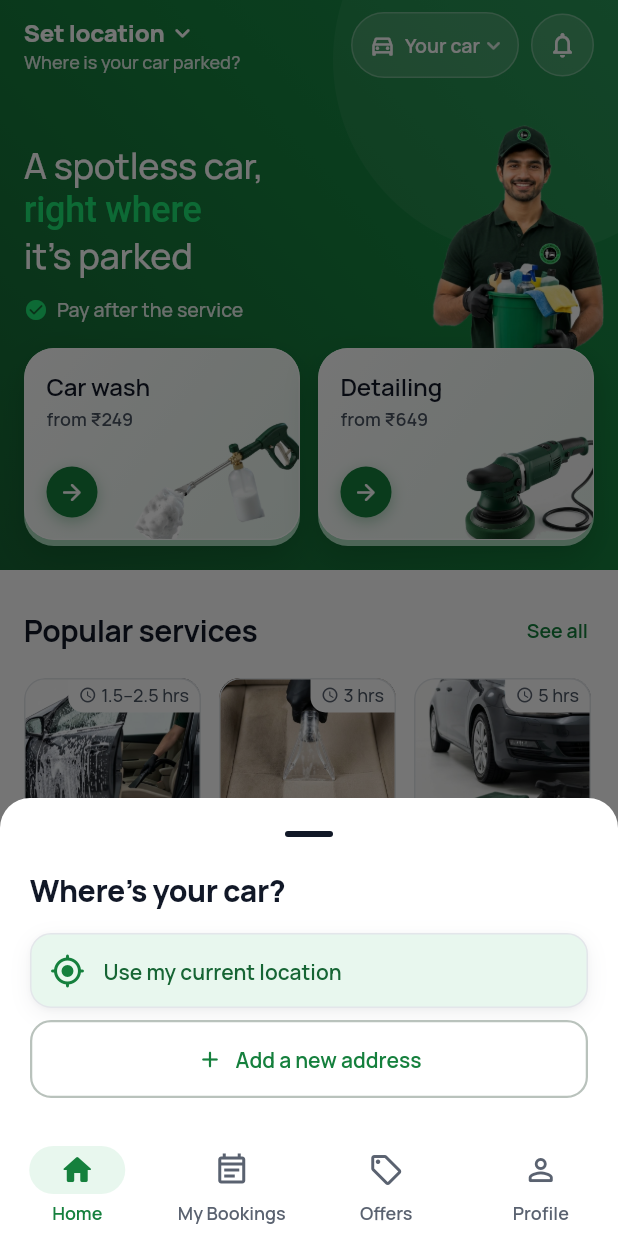
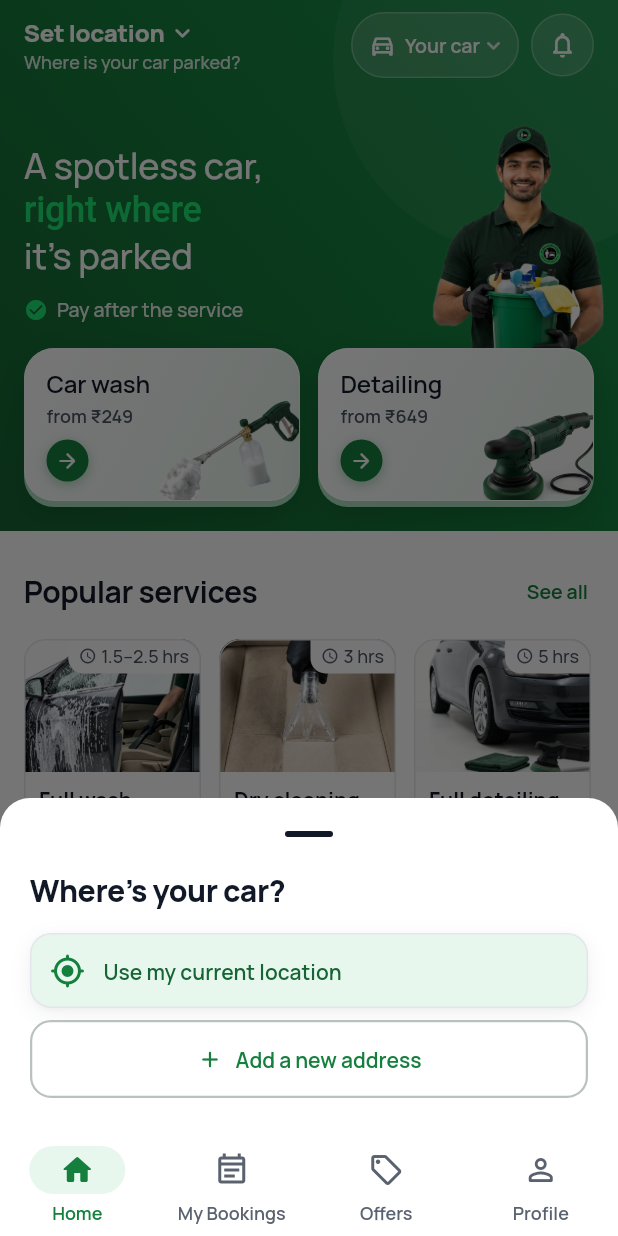
Before and after one commit to adityaray002/CleanCruisers_Flutter_App, a Flutter app: the screen it shows after launch, on a phone screen of 412 x 824 dp. Run offline on Flutter 3.47's test engine with Material 3 defaults, Android fonts, the phone set to English and light mode, and no system bars; our stand-ins replace firebase_auth, firebase_core, flutter_markdown, flutter_riverpod, geolocator, go_router and 2 more; accounts and stored records are empty.

Commit message:
Home: wide, low action cards like Pronto
The cards are rectangles now (about 1.5 : 1): title and "from ₹X" on top,
a small round arrow at the bottom left, and the 3D icon in the
bottom-right corner, with nothing overlapping.

Co-Authored-By: Claude Opus 5.5 <noreply@anthropic.com>

```diff
--- a/lib/screens/home_screen.dart
+++ b/lib/screens/home_screen.dart
@@ -465,8 +465,8 @@ class _ActionCards extends StatelessWidget {
             from: cheapestIn(ServiceCategory.wash),
             image: 'assets/images/icon3d_wash.png',
             // The foam cannon is long and thin: give it more width.
-            iconWidth: 116,
-            iconHeight: 84,
+            iconWidth: 100,
+            iconHeight: 74,
             onTap: () => context.go('/services?cat=wash'),
           ),
         ),
@@ -479,7 +479,7 @@ class _ActionCards extends StatelessWidget {
             image: 'assets/images/icon3d_polish.png',
             // The polisher is compact and heavy; a bit smaller it weighs
             // the same as the long, thin foam cannon.
-            iconHeight: 76,
+            iconHeight: 66,
             onTap: () => context.go('/services?cat=detailing'),
           ),
         ),
@@ -499,8 +499,8 @@ class _ActionCard extends StatelessWidget {
     required this.from,
     required this.image,
     required this.onTap,
-    this.iconHeight = 72,
-    this.iconWidth = 92,
+    this.iconHeight = 62,
+    this.iconWidth = 80,
   });
 
   @override
@@ -559,9 +559,17 @@ class _ActionCard extends StatelessWidget {
                           cacheHeight: 240,
                           excludeFromSemantics: true),
                     ),
-                    Padding(
-                      padding: const EdgeInsets.fromLTRB(14, 14, 14, 14),
+                    // A wide, low card like Pronto's: title and price on top,
+                    // a small round arrow at the bottom.
+                    ConstrainedBox(
+                      constraints: const BoxConstraints(minHeight: 96),
+                      child: Padding(
+                        padding: const EdgeInsets.fromLTRB(14, 12, 14, 12),
                         child: Column(
+                            mainAxisAlignment: MainAxisAlignment.spaceBetween,
+                            crossAxisAlignment: CrossAxisAlignment.start,
+                            children: [
+                              Column(
                                   crossAxisAlignment: CrossAxisAlignment.start,
                                   children: [
                                     Text(title,
@@ -572,24 +580,27 @@ class _ActionCard extends StatelessWidget {
                                         style: AppText.caption.copyWith(
                                             color: AppColors.textMuted,
                                             fontWeight: FontWeight.w600)),
-                            const SizedBox(height: AppSpace.xxl),
+                                  ]),
+                              const SizedBox(height: AppSpace.sm),
+                              // A small round "go" button, clear of the icon.
                               Container(
-                              width: 34,
-                              height: 34,
+                                width: 28,
+                                height: 28,
                                 decoration: const BoxDecoration(
                                   color: AppColors.primary,
                                   shape: BoxShape.circle,
                                   boxShadow: [
                                     BoxShadow(
                                         color: Color(0x5515803D),
-                                      blurRadius: 8,
-                                      offset: Offset(0, 3)),
+                                        blurRadius: 6,
+                                        offset: Offset(0, 2)),
                                   ],
                                 ),
                                 child: const Icon(Icons.arrow_forward_rounded,
-                                  size: 18, color: Colors.white),
+                                    size: 16, color: Colors.white),
                               ),
                             ]),
+                      ),
                     ),
                   ]),
                 ),
```
Lines whose indentation alone changed are shown as unchanged.
